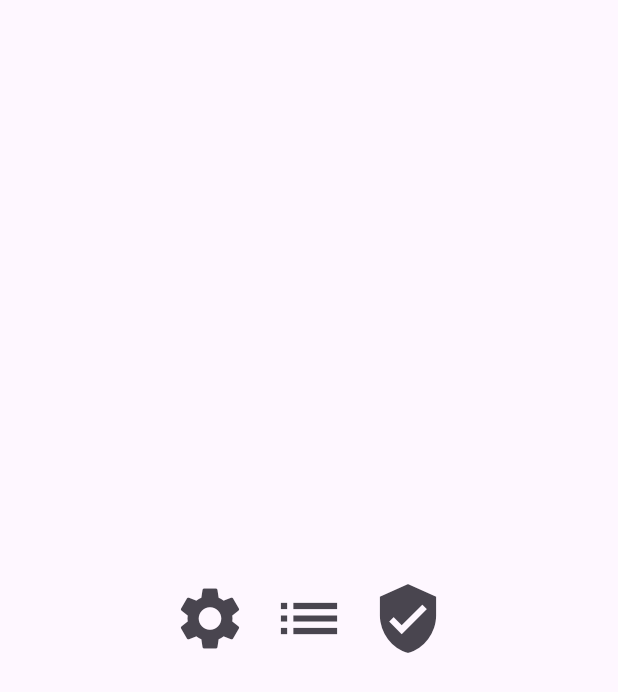
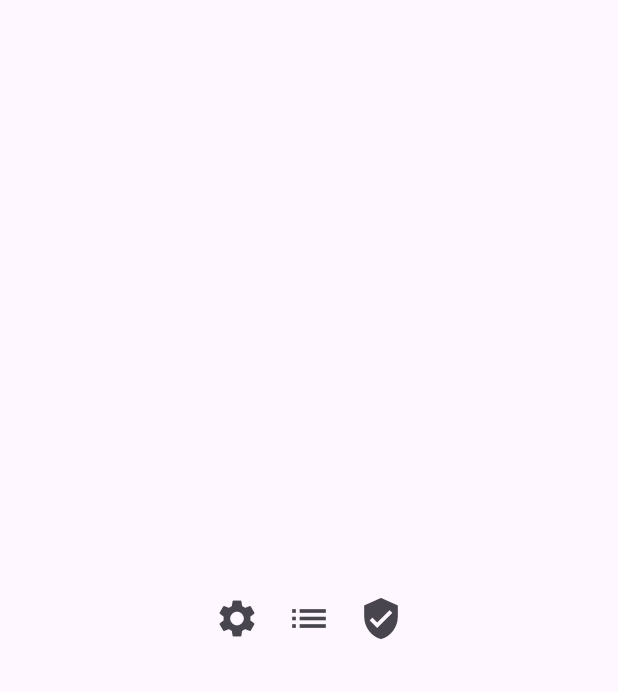
Before and after one commit to emrekemanc/flutter_application_2, a Flutter app: the screen it shows after launch, on a phone screen of 412 x 824 dp. Shown: the top 692 px of the screen. Run offline on Flutter 3.47's test engine with Material 3 defaults, Android fonts, the phone set to English and light mode, and no system bars.

Commit message:
Update custom_button.dart

```diff
--- a/lib/custom_button.dart
+++ b/lib/custom_button.dart
@@ -12,6 +12,6 @@ class CustomIconButton extends StatelessWidget {
 
   @override
   Widget build(BuildContext context) {
-    return IconButton(icon: Icon(icon, size: 50), onPressed: onPressed);
+    return IconButton(icon: Icon(icon, size: 30), onPressed: onPressed);
   }
 }
```
